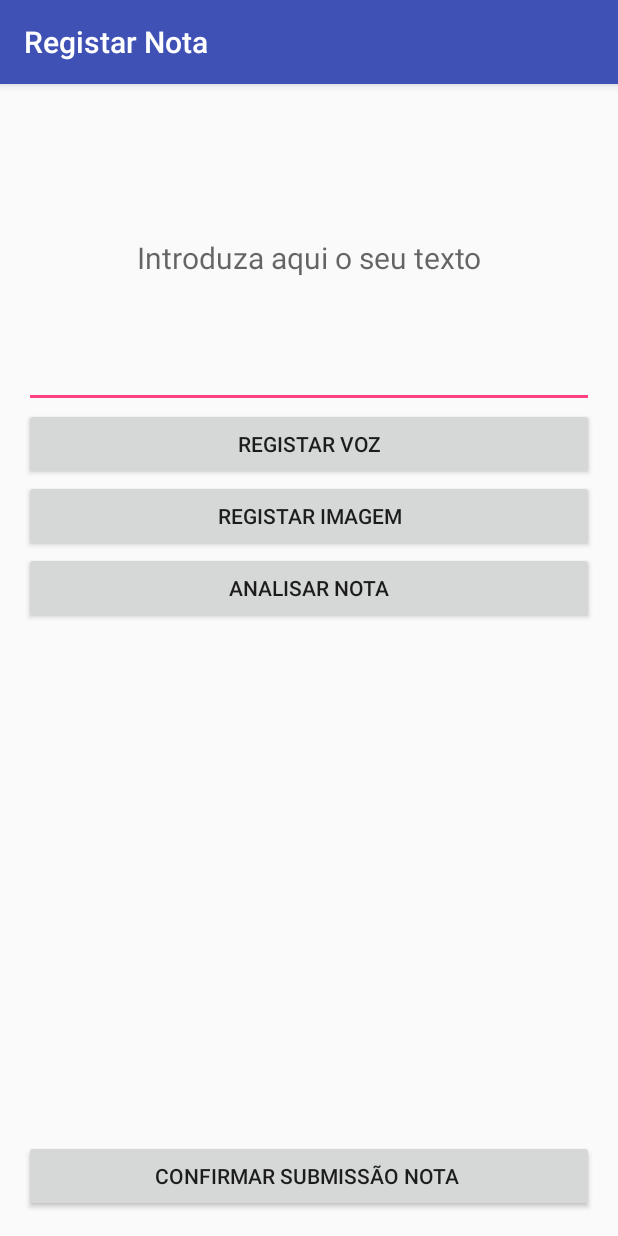
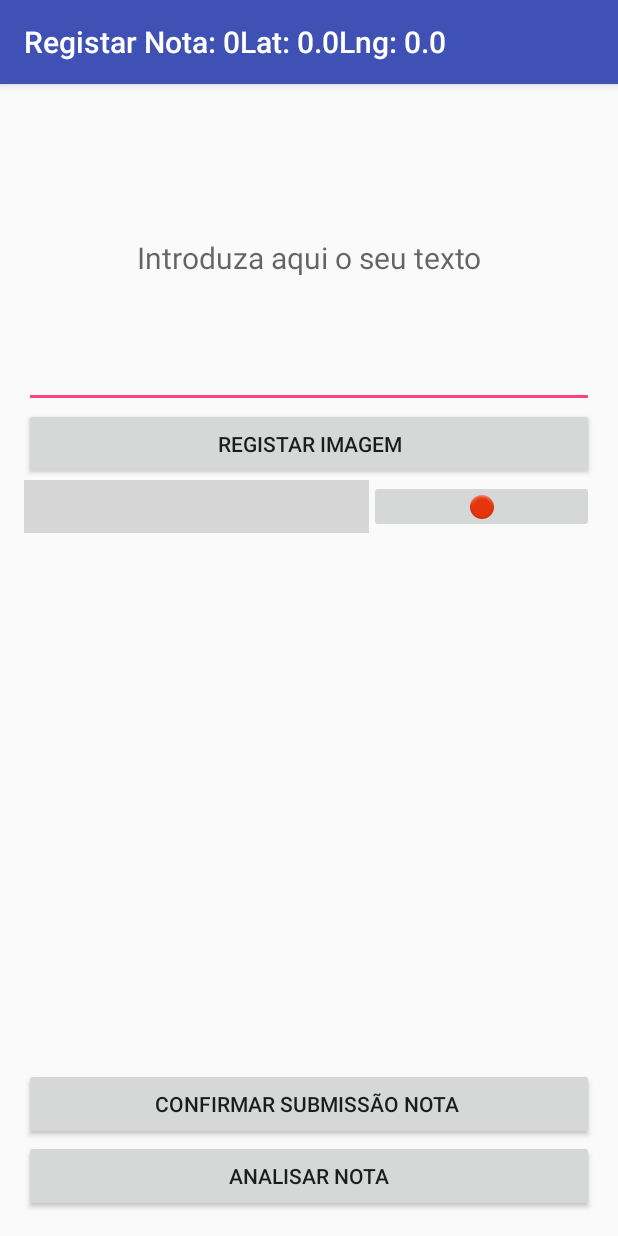
Before and after one commit to OctavioMaia/RallyScout, an Android app: the RegistarNota screen opened directly, with no data from a screen before it, on a phone screen of 412 x 824 dp. Run offline under Robolectric (Android 15) with nearby library versions, the phone set to English and light mode, and no system bars; 3 statements that could not run were skipped; grey boxes are pictures that could not be loaded.

Commit message:
notas e gerir atividade

```diff
--- a/JustTrailIt/app/src/main/java/rallyscouts/justtrailit/activity/RegistarNota.java
+++ b/JustTrailIt/app/src/main/java/rallyscouts/justtrailit/activity/RegistarNota.java
@@ -23,76 +23,67 @@ import rallyscouts.justtrailit.data.NotaDAO;
 
 public class RegistarNota extends AppCompatActivity {
 
+    public static final String ID_ATIVIDADE = "idAtividade";
+    public static final String LOC_LATITUDE = "latitude";
+    public static final String LOC_LONGUITUDE = "longuitude";
 
-    private Nota notaToSave;
     private NotaDAO notas;
 
+    private int idAtividade;
+    private Nota notaToSave;
 
     public static final int CAMARA_REQUEST = 10;
-    //Resposavel por guardar o texto do utilizador;
-    String guardarTexto = new String();
-    //Resposavel por guardar as imagens do utilizador;
-    ArrayList<Bitmap> imagens = new ArrayList<>() ;
-    //Resposavel por guardar a voz do utilizador;
-    private byte[] voz;
-    Location l;
+
+    private EditText mensagem;
 
     @Override
     protected void onCreate(Bundle savedInstanceState)
     {
         super.onCreate(savedInstanceState);
         setContentView(R.layout.activity_registar_nota);
-        this.setTitle("Registar Nota");
-
-
-        this.notas = new NotaDAO(RegistarNota.this);
-        //this.notaToSave = new Nota( notas.getMaiorNota() , new Location(""));
-
-
-        LocationManager myManager;
-        LocationListener myListener;
-        myManager = (LocationManager) this.getSystemService(Context.LOCATION_SERVICE);
-        myListener = new LocationListener() {
-            @Override
-            public void onLocationChanged(Location location) {
-                if(location!=null)
-                {
-                    l.setLatitude(location.getLatitude());
-                    l.setLongitude(location.getLongitude());
-                }
-            }
-
-            @Override
-            public void onStatusChanged(String provider, int status, Bundle extras) {
-
-            }
-
-            @Override
-            public void onProviderEnabled(String provider) {
-
-            }
-
-            @Override
-            public void onProviderDisabled(String provider) {
-
-            }
-        };
-
-        myManager.requestLocationUpdates("gps",0,0,myListener);
 
         this.notas = new NotaDAO(RegistarNota.this);
 
-        final EditText mensagem = (EditText)findViewById(R.id.id_InserirTexto);
+        Location loc = new Location("");
+        loc.setLatitude(getIntent().getExtras().getDouble(LOC_LATITUDE));
+        loc.setLongitude(getIntent().getExtras().getDouble(LOC_LONGUITUDE));
 
+        this.idAtividade = getIntent().getExtras().getInt(ID_ATIVIDADE);
+        this.notaToSave = new Nota(idAtividade,loc);
 
+        this.setTitle("Registar Nota: " + idAtividade +
+                "Lat: " + this.notaToSave.getLocalRegisto().getLatitude() +
+                "Lng: " + this.notaToSave.getLocalRegisto().getLongitude()
+        );
+
+        this.mensagem = (EditText)findViewById(R.id.id_InserirTexto);
+
+        mensagem.setOnFocusChangeListener(new View.OnFocusChangeListener() {
+            @Override
+            public void onFocusChange(View v, boolean hasFocus) {
+                //tinha o focus e ficou sem ele
+                if(!hasFocus){
+                    notaToSave.setNotaTextual(mensagem.getText().toString());
+                }else{
+                    mensagem.setText(notaToSave.getNotaTextual());
+                }
+            }
+        });
     }
 
 
-    public void registarImagem(View v)
-    {
-    Intent camaraIntent = new Intent(MediaStore.ACTION_IMAGE_CAPTURE);
-    startActivityForResult(camaraIntent,CAMARA_REQUEST);
+    public void registarImagem(View v) {
+        Intent camaraIntent = new Intent(MediaStore.ACTION_IMAGE_CAPTURE);
+        startActivityForResult(camaraIntent,CAMARA_REQUEST);
     }
+
+
+    public void confirmarSubmissao(View v) {
+        //Falta definir a voz a latitude e a longitude.
+        notas.insertNota(idAtividade,notaToSave);
+        finish();
+    }
+
 
     @Override
     protected void onActivityResult(int requestCode, int resultCode, Intent data){
@@ -103,16 +94,8 @@ public class RegistarNota extends AppCompatActivity {
             if(requestCode==CAMARA_REQUEST)
             {
                 Bitmap camaraImage = (Bitmap) data.getExtras().get("data");
-                imagens.add(camaraImage);
+                notaToSave.addImagem(camaraImage);
             }
         }
     }
-
-    public void confirmarSubmissao(View v)
-    {
-        //Falta definir a voz a latitude e a longitude.
-        //notas.insertNota((int)getIntent().getExtras().get("idNota"),(int)getIntent().getExtras().get("idAtividade",guardarTexto,voz,latitude,longitude,imagens);
-        Intent submissao = new Intent(RegistarNota.this, GerirAtividade.class);
-        RegistarNota.this.startActivity(submissao);
-    }
 }
--- a/JustTrailIt/app/src/main/java/rallyscouts/justtrailit/business/Nota.java
+++ b/JustTrailIt/app/src/main/java/rallyscouts/justtrailit/business/Nota.java
@@ -97,4 +97,9 @@ public class Nota implements Serializable{
         return result;
     }
 
+
+    public boolean addImagem(Bitmap bitmap){
+        return imagens.add(bitmap);
+    }
+
 }
--- a/JustTrailIt/app/src/main/java/rallyscouts/justtrailit/data/MapaDAO.java
+++ b/JustTrailIt/app/src/main/java/rallyscouts/justtrailit/data/MapaDAO.java
@@ -116,8 +116,8 @@ public class MapaDAO {
     public Map<Integer,Location> getCoordenadas(int idMapa){
         Map<Integer,Location> coord = new HashMap<>();
         Cursor res = mDatabase.rawQuery("SELECT * FROM " + MAPA_COORDENADAS_TABLE_NAME + " WHERE " + MAPA_COORDENADAS_COLUMN_MAPA + " = ?" , new String[]{ ""+idMapa } );
-        res.moveToFirst();
         if(res.getCount()>0){
+            res.moveToFirst();
             while(res.isAfterLast() == false){
                 Location loc = new Location("");
                 loc.setLatitude(res.getDouble(res.getColumnIndex(MAPA_COORDENADAS_COLUMN_LATITUDE)));
--- a/JustTrailIt/app/src/main/res/layout/activity_registar_nota.xml
+++ b/JustTrailIt/app/src/main/res/layout/activity_registar_nota.xml
@@ -20,18 +20,6 @@
         android:layout_alignParentLeft="true"
         android:layout_alignParentStart="true" />
 
-    <Button
-        android:layout_width="match_parent"
-        android:layout_height="wrap_content"
-        android:text="Registar Voz"
-        android:id="@+id/button_RegistarVoz"
-        android:clickable="true"
-        android:focusable="true"
-        android:onClick="registarVoz"
-        android:layout_below="@+id/id_InserirTexto"
-        android:layout_alignParentLeft="true"
-        android:layout_alignParentStart="true" />
-
 
     <Button
         android:layout_width="match_parent"
@@ -41,9 +29,50 @@
         android:clickable="true"
         android:focusable="true"
         android:onClick="registarImagem"
-        android:layout_below="@+id/button_RegistarVoz"
+        android:layout_below="@+id/id_InserirTexto"
         android:layout_alignParentLeft="true"
         android:layout_alignParentStart="true" />
+
+
+    <LinearLayout
+        android:layout_height="35dp"
+        android:layout_width="fill_parent"
+        android:layout_weight="0.64"
+        android:id="@+id/linearLayout2"
+        android:layout_alignParentLeft="true"
+        android:layout_alignParentStart="true"
+        android:layout_below="@+id/button_RegistarImagem">
+
+        <ImageButton
+            android:layout_width="wrap_content"
+            android:layout_height="wrap_content"
+            android:id="@+id/imageButton_Start_PauseRecord"
+            android:layout_above="@+id/button_SubmissaoNota"
+            android:layout_alignParentLeft="true"
+            android:layout_alignParentStart="true"
+            android:layout_below="@+id/linearLayout2"
+            android:layout_alignParentRight="true"
+            android:layout_alignParentEnd="true"
+            android:src="@drawable/abc_ic_voice_search_api_mtrl_alpha"
+            android:layout_weight="1" />
+
+        <ImageButton
+            android:layout_width="wrap_content"
+            android:layout_height="wrap_content"
+            android:id="@+id/imageButton_Stop"
+            android:layout_weight="1"
+            android:src="@android:drawable/ic_notification_overlay" />
+
+    </LinearLayout>
+
+    <Button
+        android:layout_width="match_parent"
+        android:layout_height="wrap_content"
+        android:text="Analisar nota"
+        android:id="@+id/buttonAnalisarNota"
+        android:layout_alignParentBottom="true"
+        android:layout_alignParentRight="true"
+        android:layout_alignParentEnd="true" />
 
     <Button
         android:layout_width="match_parent"
@@ -51,19 +80,8 @@
         android:text="Confirmar submissão nota "
         android:id="@+id/button_SubmissaoNota"
         android:onClick="confirmarSubmissao"
-        android:layout_alignParentBottom="true"
+        android:layout_above="@+id/buttonAnalisarNota"
         android:layout_alignParentLeft="true"
         android:layout_alignParentStart="true" />
 
-    <Button
-        android:layout_width="match_parent"
-        android:layout_height="wrap_content"
-        android:text="Analisar nota"
-        android:id="@+id/buttonAnalisarNota"
-        android:layout_below="@+id/button_RegistarImagem"
-        android:layout_alignParentLeft="true"
-        android:layout_alignParentStart="true"
-        android:layout_alignRight="@+id/button_RegistarImagem"
-        android:layout_alignEnd="@+id/button_RegistarImagem" />
-
 </RelativeLayout>
```
Also changed, not shown: JustTrailIt/app/src/main/AndroidManifest.xml (+5 -8 lines), JustTrailIt/app/src/main/java/rallyscouts/justtrailit/activity/GerirAtividade.java (+105 -21 lines), JustTrailIt/app/src/main/java/rallyscouts/justtrailit/data/NotaDAO.java (+31 -7 lines).
